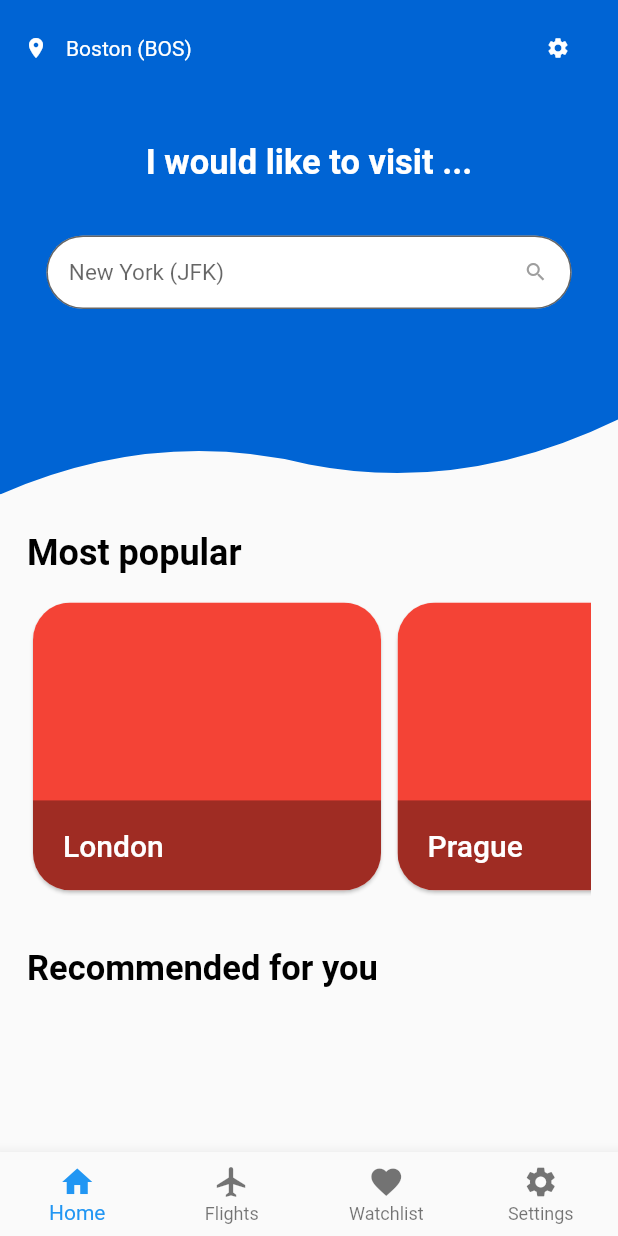
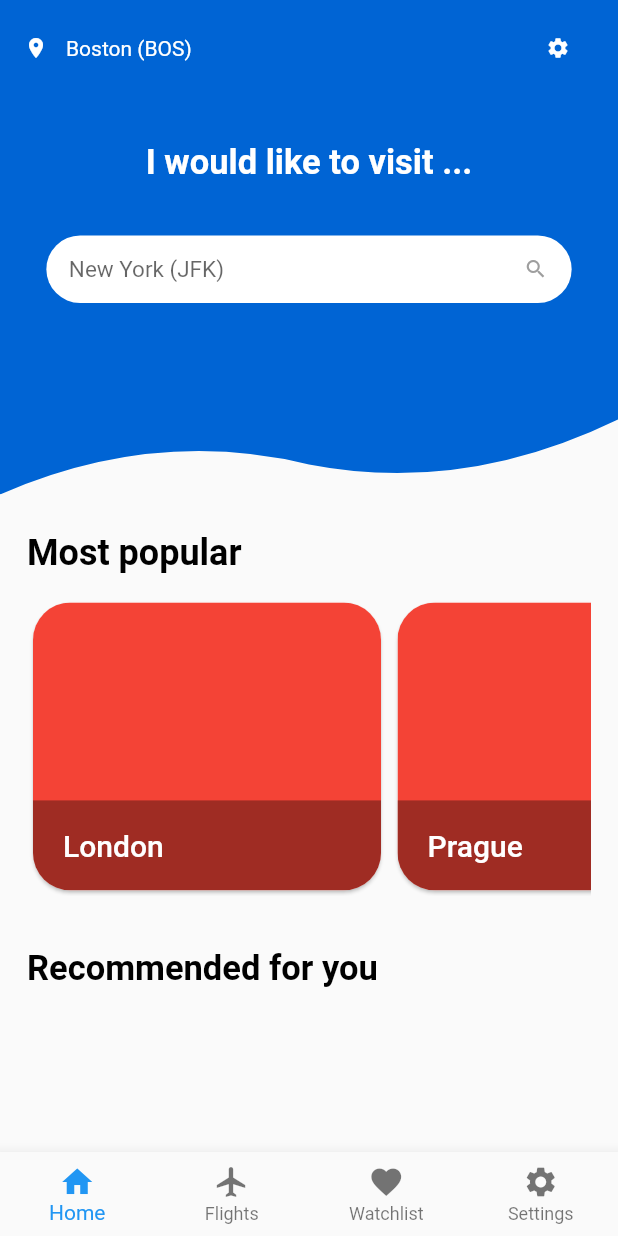
Before and after one commit to mzdm/virtual_traveller_flutter, a Flutter app: the screen it shows after launch, on a phone screen of 412 x 824 dp. Run offline on Flutter 3.47's test engine with Material 2 defaults, Android fonts, the phone set to English and light mode, and no system bars; our stand-ins replace bloc, equatable.

Commit message:
HomePage styling

```diff
--- a/lib/ui/pages/home_page/home_page.dart
+++ b/lib/ui/pages/home_page/home_page.dart
@@ -72,6 +72,7 @@ class HomePage extends StatelessWidget {
       ),
       SizedBox(height: 35.0),
       SizedBox(
+        height: 45.0,
         width: MediaQuery.of(context).size.width * .85,
         child: TextField(
           decoration: InputDecoration(
@@ -85,6 +86,7 @@ class HomePage extends StatelessWidget {
             suffixIcon: Icon(Icons.search, color: Colors.grey, size: 16.0),
             border: OutlineInputBorder(
               borderRadius: BorderRadius.circular(25.0),
+              borderSide: BorderSide.none,
             ),
           ),
         ),
```
